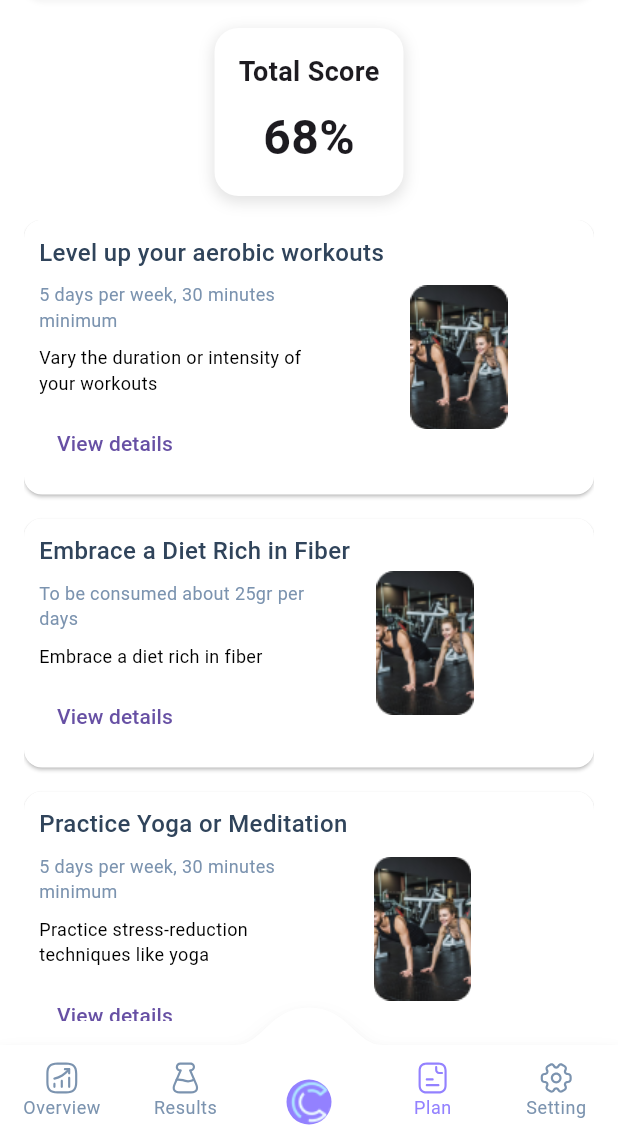
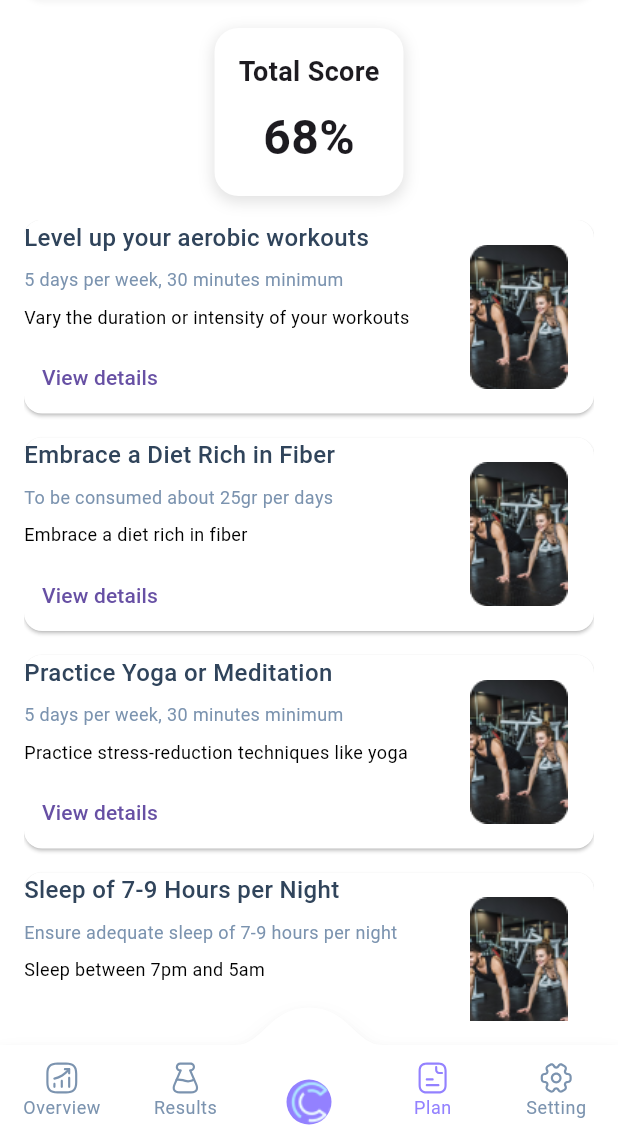
Before and after one commit to SellGURU/copilot-mobileApp, a Flutter app: the screen it shows after launch, item 4 of the bottom bar chosen, on a phone screen of 412 x 824 dp, the part 101-1236 px from its top. Run offline on Flutter 3.47's test engine with Material 3 defaults, Android fonts, the phone set to English and light mode, and no system bars; drawn by our look-alikes of convex_bottom_bar; our stand-ins replace fl_chart, flutter_bloc, flutter_svg, google_fonts, shared_preferences and 1 more; missing offline and left inert: dart:ffi.

Commit message:
FIXED:fixed style in plan

```diff
--- a/lib/screens/plan/planScreen.dart
+++ b/lib/screens/plan/planScreen.dart
@@ -302,8 +302,9 @@ class _HealthPlanScreenState extends State<HealthPlanScreen> {
       color: Colors.white,
       margin: EdgeInsets.only(bottom: 16),
       child: Padding(
-        padding: const EdgeInsets.all(10.0),
+        padding: const EdgeInsets.all(0.0),
         child: Row(
+          mainAxisAlignment: MainAxisAlignment.spaceBetween,
           children: [
             Column(
               crossAxisAlignment: CrossAxisAlignment.start,
@@ -314,9 +315,9 @@ class _HealthPlanScreenState extends State<HealthPlanScreen> {
                   style:  AppTextStyles.title1,
                 ),
                 SizedBox(height: 8),
-                Container(width:200,child:Text(subtitle,style: AppTextStyles.hint,)),
+                Container(child:Text(subtitle,style: AppTextStyles.hint,)),
                 SizedBox(height: 8),
-                Container(width:200,child:Text(description,style: AppTextStyles.hintBlack,)),
+                Container(child:Text(description,style: AppTextStyles.hintBlack,)),
                 SizedBox(height: 8),
                 TextButton(
                   onPressed: () {},
```
